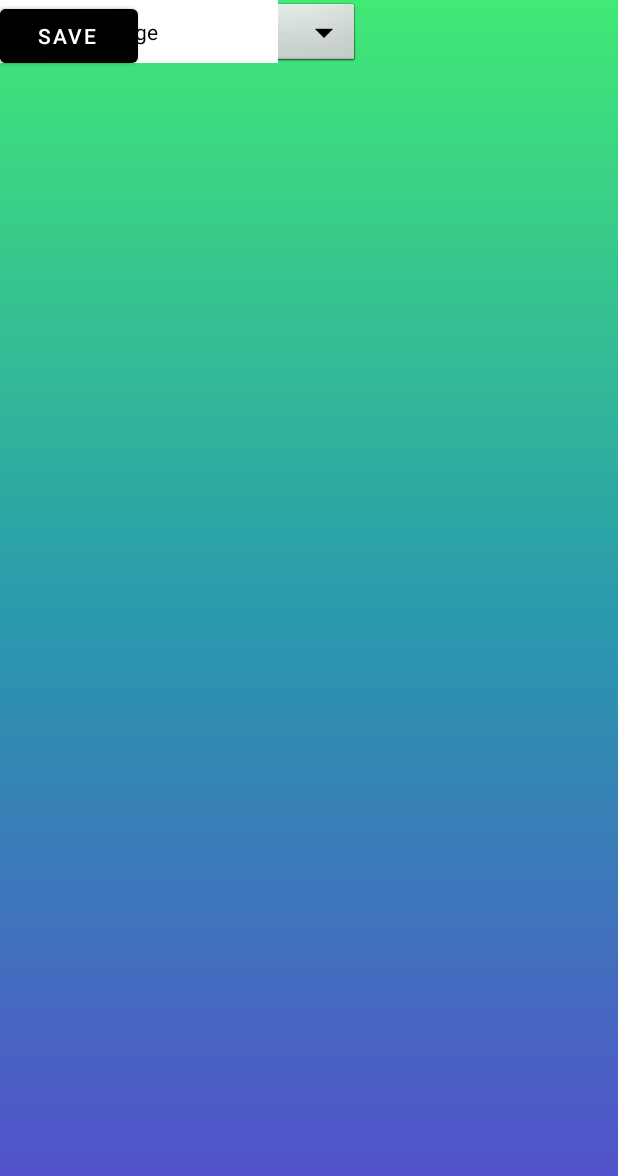
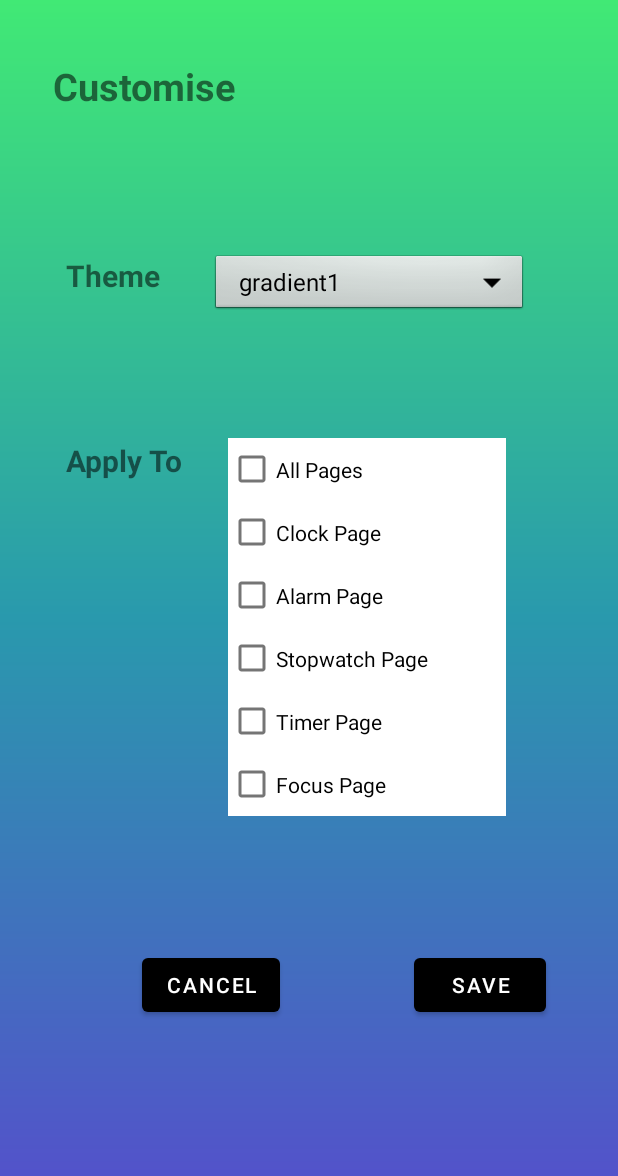
Before and after one commit to RjeEnn/droidsy-droids-clock, an Android app: the CustomiseActivity screen opened directly, with no data from a screen before it, on a phone screen of 412 x 824 dp. Shown: the top 1176 px of the screen. Run offline under Robolectric (Android 15) with nearby library versions, the phone set to English and light mode, and no system bars.

Commit message:
Completed Customisation Activity

```diff
--- a/app/build.gradle
+++ b/app/build.gradle
@@ -1,6 +1,7 @@
 plugins {
     id 'com.android.application'
     id 'kotlin-android'
+    id 'kotlin-android-extensions'
 }
 
 android {
--- a/app/src/main/java/com/doc/droidysdroidsclock/CustomiseActivity.kt
+++ b/app/src/main/java/com/doc/droidysdroidsclock/CustomiseActivity.kt
@@ -12,31 +12,42 @@ import com.doc.droidysdroidsclock.util.Mutables
 class CustomiseActivity : AppCompatActivity(), AdapterView.OnItemSelectedListener {
 
     override fun onCreate(savedInstanceState: Bundle?) {
-        super.onCreate(savedInstanceState)
-        Log.i("FocusActivity", "created")
-        setContentView(R.layout.activity_customise)
+        super.onCreate(savedInstanceState);
+        Log.i("CustomiseActivity", "created");
+        setContentView(R.layout.activity_customise);
 
-        var newGradient = 0
+        val cl = findViewById(R.id.customise_page) as ConstraintLayout;
+        if (Mutables.customise === "gradient1") {
+            cl.setBackgroundResource(R.drawable.gradient1);
+        } else if (Mutables.customise === "gradient2") {
+            cl.setBackgroundResource(R.drawable.gradient2);
+        }else {
+            cl.setBackgroundResource(R.drawable.gradient3);
+        }
+
+        var newGradient = "";
         var list_of_items = arrayOf("gradient1", "gradient2", "gradient3");
 
         val dropdown: Spinner = findViewById(R.id.theme_spinner);
         val aa = ArrayAdapter(this,android.R.layout.simple_spinner_dropdown_item, list_of_items);
         // Set layout to use when the list of choices appear
-        aa.setDropDownViewResource(android.R.layout.simple_spinner_dropdown_item)
+        aa.setDropDownViewResource(android.R.layout.simple_spinner_dropdown_item);
         // Set Adapter to Spinner
-        dropdown.adapter = aa
+        dropdown.adapter = aa;
         dropdown.onItemSelectedListener = object : AdapterView.OnItemSelectedListener {
             override fun onItemSelected(parentView: AdapterView<*>?,selectedItemView: View,position: Int, id: Long
             ) {
-                val rl = (R.layout.activity_customise) as ConstraintLayout
+                val cl = findViewById(R.id.customise_page) as ConstraintLayout;
                 if (position === 0) {
-                    newGradient = R.drawable.gradient1
+                    cl.setBackgroundResource(R.drawable.gradient1);
+                    newGradient = "gradient1";
                 } else if (position === 1) {
-                    newGradient = R.drawable.gradient2
+                    cl.setBackgroundResource(R.drawable.gradient2);
+                    newGradient = "gradient2";
                 }else {
-                    newGradient = R.drawable.gradient3
+                    cl.setBackgroundResource(R.drawable.gradient3);
+                    newGradient = "gradient3";
                 }
-                rl.setBackgroundResource(newGradient)
             }
 
             override fun onNothingSelected(parentView: AdapterView<*>?) {
@@ -54,11 +65,11 @@ class CustomiseActivity : AppCompatActivity(), AdapterView.OnItemSelectedListene
         val allCheck: CheckBox = findViewById(R.id.allCheckBox)
         allCheck.setOnCheckedChangeListener { buttonView, isChecked ->
             if (isChecked) {
-                clockCheck.isChecked = true
-                alarmCheck.isChecked = true
-                stopwatchCheck.isChecked = true
-                timerCheck.isChecked = true
-                focusCheck.isChecked = true
+                clockCheck.isChecked = true;
+                alarmCheck.isChecked = true;
+                stopwatchCheck.isChecked = true;
+                timerCheck.isChecked = true;
+                focusCheck.isChecked = true;
 
             }
         }
@@ -109,26 +120,25 @@ class CustomiseActivity : AppCompatActivity(), AdapterView.OnItemSelectedListene
         val saveBtn: Button = findViewById(R.id.save_button)
         saveBtn.setOnClickListener {
             if (clockCheck.isChecked === true){
-                val rl = (R.layout.activity_main) as ConstraintLayout
-                rl.setBackgroundResource(newGradient)
+                Log.i("CustomiseActivity","clockChecked");
+                Mutables.main = newGradient;
             }
             if (alarmCheck.isChecked === true){
-                val rl = (R.layout.activity_alarm) as ConstraintLayout
-                rl.setBackgroundResource(newGradient)
-                val rl2 = (R.layout.activity_set_alarm) as ConstraintLayout
-                rl2.setBackgroundResource(newGradient)
+                Log.i("CustomiseActivity","alarmChecked");
+                Mutables.alarm = newGradient;
+                Mutables.set_alarm = newGradient;
             }
             if (stopwatchCheck.isChecked === true){
-                val rl = (R.layout.activity_stopwatch) as ConstraintLayout
-                rl.setBackgroundResource(newGradient)
+                Log.i("CustomiseActivity","stopwatchChecked");
+                Mutables.stopwatch = newGradient;
             }
             if (timerCheck.isChecked === true){
-                val rl = (R.layout.activity_timer) as ConstraintLayout
-                rl.setBackgroundResource(newGradient)
+                Log.i("CustomiseActivity","timerChecked");
+                Mutables.timer = newGradient;
             }
             if (focusCheck.isChecked === true){
-                val rl = (R.layout.activity_focus) as ConstraintLayout
-                rl.setBackgroundResource(newGradient)
+                Log.i("CustomiseActivity","focusChecked");
+                Mutables.focus = newGradient;
             }
 
             when {
--- a/app/src/main/res/layout/activity_customise.xml
+++ b/app/src/main/res/layout/activity_customise.xml
@@ -12,119 +12,145 @@
         android:id="@+id/page_title"
         android:layout_width="129dp"
         android:layout_height="42dp"
+        android:layout_marginTop="40dp"
+        android:text="@string/customise"
+        android:textFontWeight="900"
         android:textSize="25sp"
-        android:textFontWeight="900"
-        android:text="@string/customise"
-        tools:ignore="MissingConstraints"
-        tools:layout_editor_absoluteX="30dp"
-        tools:layout_editor_absoluteY="33dp" />
+        app:layout_constraintEnd_toEndOf="parent"
+        app:layout_constraintHorizontal_bias="0.124"
+        app:layout_constraintStart_toStartOf="parent"
+        app:layout_constraintTop_toTopOf="parent"
+        tools:ignore="MissingConstraints" />
 
     <TextView
         android:id="@+id/themeIdentifier"
         android:layout_width="wrap_content"
         android:layout_height="wrap_content"
+        android:layout_marginStart="44dp"
+        android:layout_marginTop="88dp"
         android:text="@string/theme"
         android:textSize="20sp"
-        tools:ignore="MissingConstraints"
-        tools:layout_editor_absoluteX="46dp"
-        tools:layout_editor_absoluteY="171dp" />
+        app:layout_constraintStart_toStartOf="parent"
+        app:layout_constraintTop_toBottomOf="@+id/page_title"
+        tools:ignore="MissingConstraints" />
 
     <TextView
         android:id="@+id/apply"
         android:layout_width="wrap_content"
         android:layout_height="wrap_content"
+        android:layout_marginStart="44dp"
+        android:layout_marginTop="96dp"
         android:text="@string/apply"
         android:textSize="20sp"
-        tools:ignore="MissingConstraints"
-        tools:layout_editor_absoluteX="46dp"
-        tools:layout_editor_absoluteY="294dp" />
+        app:layout_constraintStart_toStartOf="parent"
+        app:layout_constraintTop_toBottomOf="@+id/themeIdentifier"
+        tools:ignore="MissingConstraints" />
 
     <Spinner
         android:id="@+id/theme_spinner"
-        android:layout_width="240dp"
-        android:layout_height="46dp"
+        android:layout_width="211dp"
+        android:layout_height="43dp"
+        android:layout_marginStart="32dp"
+        android:layout_marginTop="168dp"
         android:background="@android:drawable/btn_dropdown"
         android:spinnerMode="dropdown"
-        tools:layout_editor_absoluteX="133dp"
-        tools:layout_editor_absoluteY="161dp"
+        app:layout_constraintEnd_toEndOf="parent"
+        app:layout_constraintHorizontal_bias="0.030"
+        app:layout_constraintStart_toEndOf="@+id/themeIdentifier"
+        app:layout_constraintTop_toTopOf="parent"
         tools:ignore="MissingConstraints" />
+
 
     <CheckBox
         android:id="@+id/allCheckBox"
         android:layout_width="185dp"
         android:layout_height="42dp"
+        android:layout_marginStart="30dp"
+        android:layout_marginTop="292dp"
+        android:background="#FFFFFF"
         android:text="@string/all_checkbox"
-        android:background="#FFFFFF"
-        tools:ignore="MissingConstraints"
-        tools:layout_editor_absoluteX="141dp"
-        tools:layout_editor_absoluteY="280dp" />
+        app:layout_constraintStart_toEndOf="@+id/apply"
+        app:layout_constraintTop_toTopOf="parent"
+        tools:ignore="MissingConstraints" />
 
     <CheckBox
         android:id="@+id/clockCheckBox"
         android:layout_width="185dp"
         android:layout_height="42dp"
+        android:layout_marginStart="30dp"
         android:background="#FFFFFF"
         android:text="@string/clock_checkbox"
-        tools:ignore="MissingConstraints"
-        tools:layout_editor_absoluteX="141dp"
-        tools:layout_editor_absoluteY="322dp" />
+        app:layout_constraintStart_toEndOf="@+id/apply"
+        app:layout_constraintTop_toBottomOf="@+id/allCheckBox"
+        tools:ignore="MissingConstraints" />
 
     <CheckBox
         android:id="@+id/alarmCheckBox"
         android:layout_width="185dp"
         android:layout_height="42dp"
+        android:layout_marginStart="30dp"
         android:background="#FFFFFF"
         android:text="@string/alarm_checkbox"
-        tools:ignore="MissingConstraints"
-        tools:layout_editor_absoluteX="141dp"
-        tools:layout_editor_absoluteY="364dp" />
+        app:layout_constraintStart_toEndOf="@+id/apply"
+        app:layout_constraintTop_toBottomOf="@+id/clockCheckBox"
+        tools:ignore="MissingConstraints" />
 
     <CheckBox
         android:id="@+id/stopwatchCheckBox"
         android:layout_width="185dp"
         android:layout_height="42dp"
+        android:layout_marginStart="30dp"
         android:background="#FFFFFF"
         android:text="@string/stopwatch_checkbox"
-        tools:ignore="MissingConstraints"
-        tools:layout_editor_absoluteX="141dp"
-        tools:layout_editor_absoluteY="406dp" />
+        app:layout_constraintStart_toEndOf="@+id/apply"
+        app:layout_constraintTop_toBottomOf="@+id/alarmCheckBox"
+        tools:ignore="MissingConstraints" />
 
     <CheckBox
         android:id="@+id/timerCheckBox"
         android:layout_width="185dp"
         android:layout_height="42dp"
+        android:layout_marginStart="30dp"
         android:background="#FFFFFF"
         android:text="@string/timer_checkbox"
-        tools:ignore="MissingConstraints"
-        tools:layout_editor_absoluteX="141dp"
-        tools:layout_editor_absoluteY="448dp" />
+        app:layout_constraintStart_toEndOf="@+id/apply"
+        app:layout_constraintTop_toBottomOf="@+id/stopwatchCheckBox"
+        tools:ignore="MissingConstraints" />
 
     <CheckBox
         android:id="@+id/focusCheckBox"
         android:layout_width="185dp"
         android:layout_height="42dp"
+        android:layout_marginStart="30dp"
         android:background="#FFFFFF"
         android:text="@string/focus_checkbox"
-        tools:ignore="MissingConstraints"
-        tools:layout_editor_absoluteX="141dp"
-        tools:layout_editor_absoluteY="490dp" />
+        app:layout_constraintStart_toEndOf="@+id/apply"
+        app:layout_constraintTop_toBottomOf="@+id/timerCheckBox"
+        tools:ignore="MissingConstraints" />
 
     <Button
         android:id="@+id/cancel_button"
         android:layout_width="wrap_content"
         android:layout_height="wrap_content"
         android:text="Cancel"
-        tools:ignore="MissingConstraints"
-        tools:layout_editor_absoluteX="89dp"
-        tools:layout_editor_absoluteY="619dp" />
+        app:layout_constraintBottom_toBottomOf="parent"
+        app:layout_constraintEnd_toStartOf="@+id/save_button"
+        app:layout_constraintHorizontal_bias="0.516"
+        app:layout_constraintStart_toStartOf="parent"
+        app:layout_constraintTop_toBottomOf="@+id/focusCheckBox"
+        app:layout_constraintVertical_bias="0.382"
+        tools:ignore="MissingConstraints" />
 
     <Button
         android:id="@+id/save_button"
         android:layout_width="wrap_content"
         android:layout_height="wrap_content"
+        android:layout_marginEnd="48dp"
         android:text="Save"
-        tools:ignore="MissingConstraints"
-        tools:layout_editor_absoluteX="259dp"
-        tools:layout_editor_absoluteY="619dp" />
+        app:layout_constraintBottom_toBottomOf="parent"
+        app:layout_constraintEnd_toEndOf="parent"
+        app:layout_constraintTop_toBottomOf="@+id/focusCheckBox"
+        app:layout_constraintVertical_bias="0.382"
+        tools:ignore="MissingConstraints" />
 
 </androidx.constraintlayout.widget.ConstraintLayout>
```
Also changed, not shown: app/src/main/java/com/doc/droidysdroidsclock/AlarmActivity.kt (+10 -0 lines), app/src/main/java/com/doc/droidysdroidsclock/CustomiseIndividualActivity.kt (deleted, +0 -47 lines), app/src/main/java/com/doc/droidysdroidsclock/FocusActivity.kt (+15 -0 lines), app/src/main/java/com/doc/droidysdroidsclock/MainActivity.kt (+9 -0 lines), app/src/main/java/com/doc/droidysdroidsclock/SetAlarmActivity.kt (+10 -0 lines), app/src/main/java/com/doc/droidysdroidsclock/StopwatchActivity.kt (+10 -0 lines), app/src/main/java/com/doc/droidysdroidsclock/TimerActivity.kt (+10 -0 lines), app/src/main/java/com/doc/droidysdroidsclock/util/Mutables.kt (+17 -9 lines), app/src/main/res/layout/activity_customise_individual.xml (deleted, +0 -32 lines).
